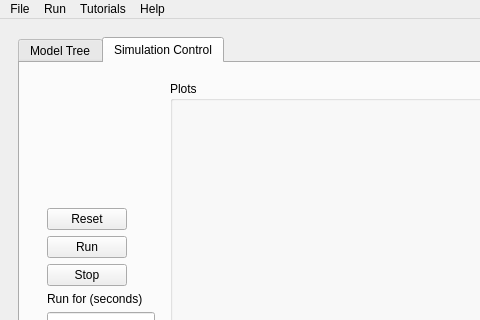
Old version of the form moose/trunk/pymoose/gui/moose_gui.ui in the repository physicalist/ncbs-moose; both pictures show x 0 to 480 and y 0 to 320 of the 689 by 611 pixel window.
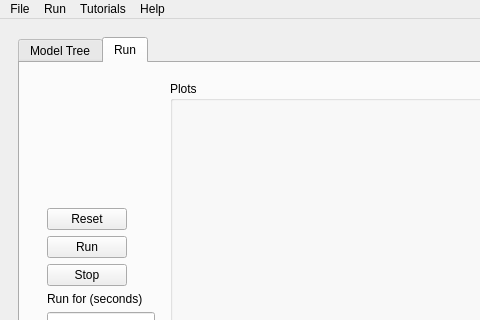
New version of the form. Icons and pictures are not drawn. Custom widgets are drawn as their Qt base class.

Patch:
```diff
--- a/moose/trunk/pymoose/gui/moose_gui.ui
+++ b/moose/trunk/pymoose/gui/moose_gui.ui
@@ -93,7 +93,7 @@
            </rect>
           </property>
           <attribute name="title" >
-           <string>Simulation Control</string>
+           <string>Run</string>
           </attribute>
           <layout class="QGridLayout" name="gridLayout" >
            <item row="0" column="0" >
```
